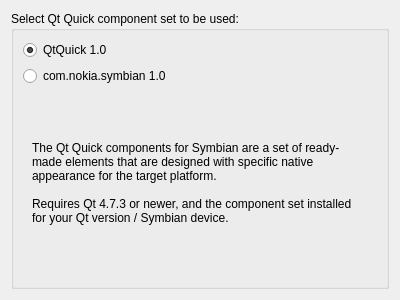
Qt form src/plugins/qt4projectmanager/wizards/qtquickcomponentsetoptionspage.ui (qt-creator/qt-creator) before a commit.
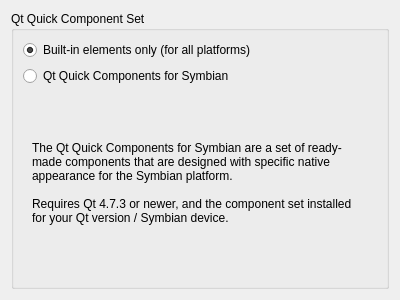
The same form after that commit.

Commit message: QtQuick Wizard: Improve wording of Components page

```diff
--- a/src/plugins/qt4projectmanager/wizards/qtquickcomponentsetoptionspage.ui
+++ b/src/plugins/qt4projectmanager/wizards/qtquickcomponentsetoptionspage.ui
@@ -20,7 +20,7 @@
    <item row="0" column="0">
     <widget class="QGroupBox" name="groupBox">
      <property name="title">
-      <string>Select Qt Quick component set to be used:</string>
+      <string>Qt Quick Component Set</string>
      </property>
      <property name="flat">
       <bool>false</bool>
@@ -32,7 +32,7 @@
       <item>
        <widget class="QRadioButton" name="qtquick10RadioButton">
         <property name="text">
-         <string>QtQuick 1.0</string>
+         <string>Built-in elements only (for all platforms)</string>
         </property>
         <property name="checked">
          <bool>true</bool>
@@ -45,7 +45,7 @@
       <item>
        <widget class="QRadioButton" name="symbian10RadioButton">
         <property name="text">
-         <string>com.nokia.symbian 1.0</string>
+         <string>Qt Quick Components for Symbian</string>
         </property>
         <attribute name="buttonGroup">
          <string>buttonGroup</string>
@@ -97,7 +97,7 @@
           <item row="0" column="0">
            <widget class="QLabel" name="symbian10DescriptionLabel">
             <property name="text">
-             <string>The Qt Quick components for Symbian are a set of ready-made elements that are designed with specific native appearance for the target platform.
+             <string>The Qt Quick Components for Symbian are a set of ready-made components that are designed with specific native appearance for the Symbian platform.
 
 Requires Qt 4.7.3 or newer, and the component set installed for your Qt version / Symbian device.</string>
             </property>
```
Left out of the diff: 2 changed lines with no effect on the pictures.
